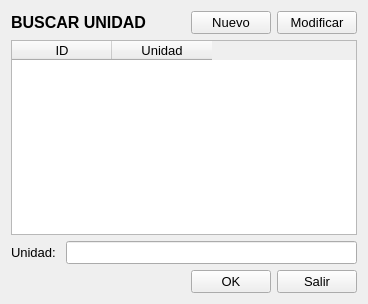
First picture: the form in Producto/unidadbuscar.ui, repository radtek/manager, before the edit.
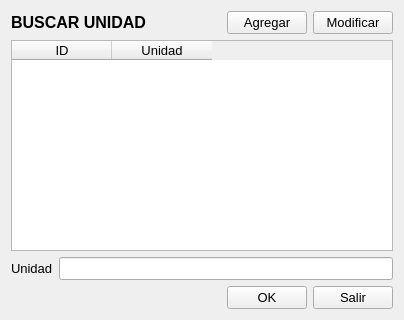
Second picture: the form after the edit. Icons and pictures are not drawn.

The edit to the form file:
```diff
--- a/Producto/unidadbuscar.ui
+++ b/Producto/unidadbuscar.ui
@@ -6,8 +6,8 @@
    <rect>
     <x>0</x>
     <y>0</y>
-    <width>368</width>
-    <height>304</height>
+    <width>404</width>
+    <height>320</height>
    </rect>
   </property>
   <property name="windowTitle">
@@ -51,7 +51,17 @@
         </font>
        </property>
        <property name="text">
-        <string>Nuevo</string>
+        <string>Agregar</string>
+       </property>
+       <property name="icon">
+        <iconset resource="../ManagerSystem/iconos.qrc">
+         <normaloff>:/new/Iconos/agregar_32.png</normaloff>:/new/Iconos/agregar_32.png</iconset>
+       </property>
+       <property name="iconSize">
+        <size>
+         <width>32</width>
+         <height>32</height>
+        </size>
        </property>
       </widget>
      </item>
@@ -65,6 +75,16 @@
        <property name="text">
         <string>Modificar</string>
        </property>
+       <property name="icon">
+        <iconset resource="../ManagerSystem/iconos.qrc">
+         <normaloff>:/new/Iconos/modificar_32.png</normaloff>:/new/Iconos/modificar_32.png</iconset>
+       </property>
+       <property name="iconSize">
+        <size>
+         <width>32</width>
+         <height>32</height>
+        </size>
+       </property>
       </widget>
      </item>
     </layout>
@@ -98,7 +118,7 @@
         </font>
        </property>
        <property name="text">
-        <string>Unidad: </string>
+        <string>Unidad</string>
        </property>
       </widget>
      </item>
```
Left out of the diff: 4 changed lines with no effect on the pictures.
